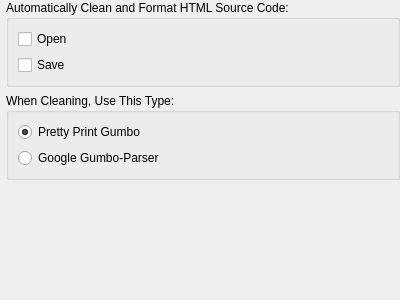
The window that src/Form_Files/PCleanSourceWidget.ui (Sigil-Ebook/Sigil) describes before a commit, drawn with Qt 5.
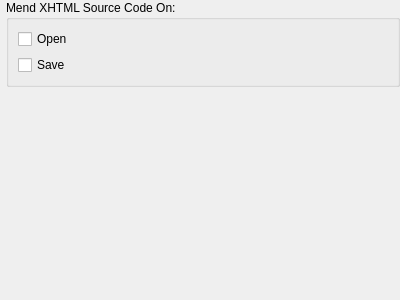
The same window after the commit.

Commit message: Completely revamp Clean, move PrettyPrint to CodeView Menu

What changed in the file:
```diff
--- a/src/Form_Files/PCleanSourceWidget.ui
+++ b/src/Form_Files/PCleanSourceWidget.ui
@@ -33,7 +33,7 @@
 formatted and cleaned using your selected option.</string>
      </property>
      <property name="title">
-      <string>Automatically Clean and Format HTML Source Code:</string>
+      <string>Mend XHTML Source Code On:</string>
      </property>
      <layout class="QGridLayout" name="gridLayout">
       <item row="0" column="0">
@@ -60,47 +60,6 @@
      </layout>
     </widget>
    </item>
-   <item>
-    <widget class="QGroupBox" name="groupBox">
-     <property name="toolTip">
-      <string>Choose what type of cleaning and formatting
-should be done when automatic cleaning is enabled,
-or when cleaning manually.</string>
-     </property>
-     <property name="title">
-      <string>When Cleaning, Use This Type:</string>
-     </property>
-     <layout class="QVBoxLayout" name="verticalLayout2">
-      <item>
-       <widget class="QRadioButton" name="CleanLevelPrettyPrintGumbo">
-        <property name="toolTip">
-         <string>Perform formatting and cleaning of your code to make it valid XHTML.</string>
-        </property>
-        <property name="text">
-         <string>Pretty Print Gumbo</string>
-        </property>
-        <property name="checked">
-         <bool>true</bool>
-        </property>
-       </widget>
-      </item>
-      <item>
-       <widget class="QRadioButton" name="CleanLevelGumbo">
-        <property name="toolTip">
-         <string>Fully clean and format your code.
-This may change your formatting to use inline style sections.</string>
-        </property>
-        <property name="text">
-         <string>Google Gumbo-Parser</string>
-        </property>
-        <property name="checked">
-         <bool>false</bool>
-        </property>
-       </widget>
-      </item>
-     </layout>
-    </widget>
-   </item>
    <item>
     <spacer name="verticalSpacer">
      <property name="orientation">
```
Left out of the diff: 10 changed lines with no effect on the pictures. The commit also changes 16 other files.
